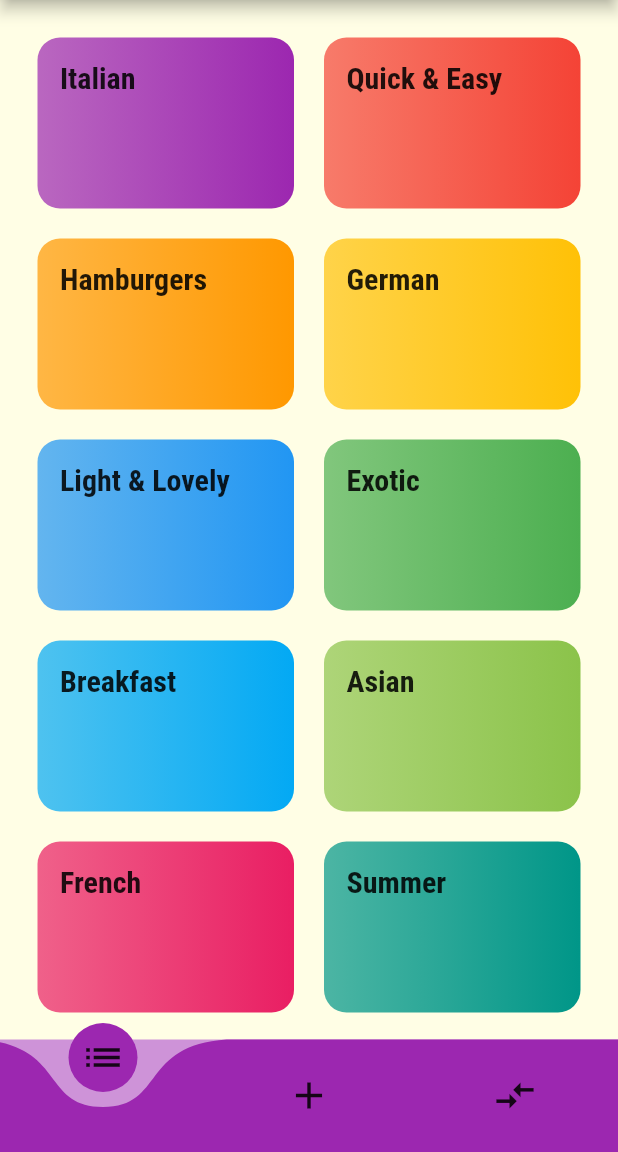
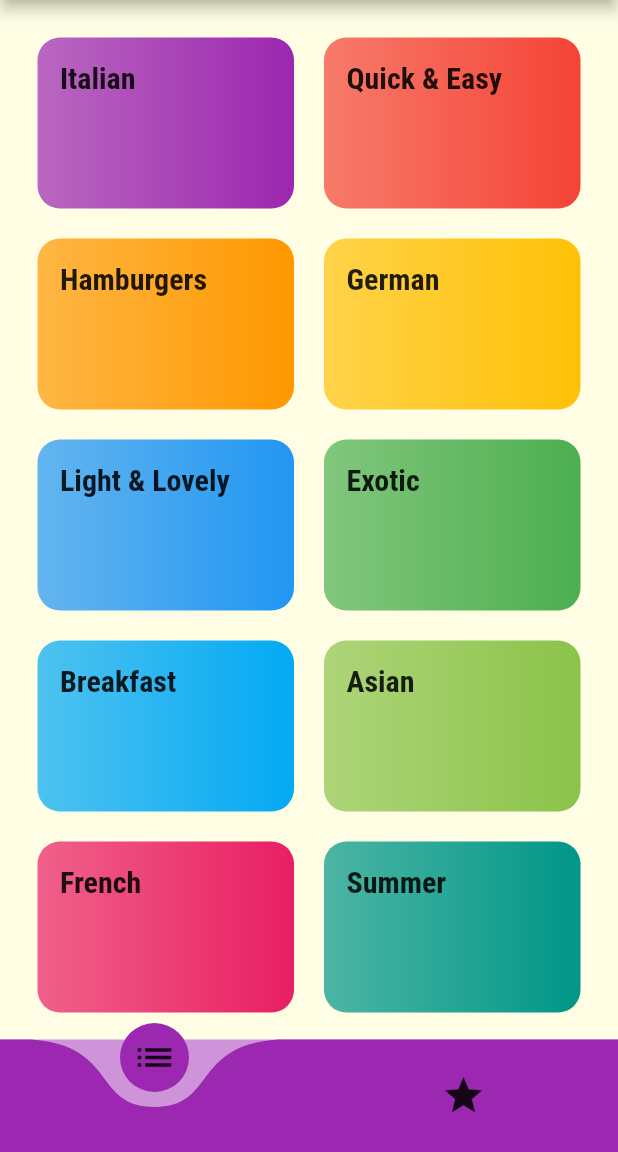
Before and after one commit to JHeisecke/meals-app, a Flutter app: the screen it shows after launch, on a phone screen of 412 x 824 dp, the part 84-1236 px from its top. Run offline on Flutter 3.47's test engine with Material 2 defaults, Android fonts, the phone set to English and light mode, and no system bars; drawn by our look-alikes of curved_navigation_bar.

Commit message:
Arregla barra de navegacion

```diff
--- a/lib/widgets/screens/categories_screen.dart
+++ b/lib/widgets/screens/categories_screen.dart
@@ -1,6 +1,6 @@
-import 'package:curved_navigation_bar/curved_navigation_bar.dart';
 import 'package:flutter/material.dart';
 
+import '../utils/navigation_bar.dart';
 import '../../models/category.dart';
 import '../items/category_item.dart';
 
@@ -9,18 +9,7 @@ class CategoriesScreen extends StatelessWidget {
   Widget build(BuildContext context) {
     return Scaffold(
       appBar: AppBar(title: const Text("Meals App")),
-      bottomNavigationBar: CurvedNavigationBar(
-        backgroundColor: Theme.of(context).backgroundColor,
-        color: Colors.purple,
-        items: <Widget>[
-          Icon(Icons.list, size: 30),
-          Icon(Icons.add, size: 30),
-          Icon(Icons.compare_arrows, size: 30),
-        ],
-        onTap: (index) {
-          //Handle button tap
-        },
-      ),
+      bottomNavigationBar: NavigationBar(),
       body: GridView(
         padding: const EdgeInsets.all(25),
         children: DUMMY_CATEGORIES
--- /dev/null
+++ b/lib/widgets/utils/navigation_bar.dart
@@ -0,0 +1,39 @@
+import 'package:curved_navigation_bar/curved_navigation_bar.dart';
+import 'package:flutter/material.dart';
+
+import '../screens/categories_screen.dart';
+import '../screens/favorite_screen.dart';
+
+class NavigationBar extends StatefulWidget {
+  @override
+  _NavigationBarState createState() => _NavigationBarState();
+}
+
+class _NavigationBarState extends State<NavigationBar> {
+  final List<Widget> _pages = [
+    CategoriesScreen(),
+    FavoriteScreen(),
+  ];
+
+  int _selectedPageIndex = 0;
+
+  void _selectedTab(int index) {
+    setState(() {
+      _selectedPageIndex = index;
+    });
+  }
+
+  @override
+  Widget build(BuildContext context) {
+    return CurvedNavigationBar(
+        backgroundColor: Theme.of(context).backgroundColor,
+        color: Theme.of(context).primaryColor,
+        items: <Widget>[
+          Icon(Icons.list, size: 30),
+          Icon(Icons.star, size: 30),
+        ],
+        animationDuration: Duration(milliseconds: 300),
+        onTap: (index) => _selectedTab(index),
+      );
+  }
+}
```
Also changed, not shown: lib/widgets/screens/favorite_screen.dart (added, +8 -0 lines).
